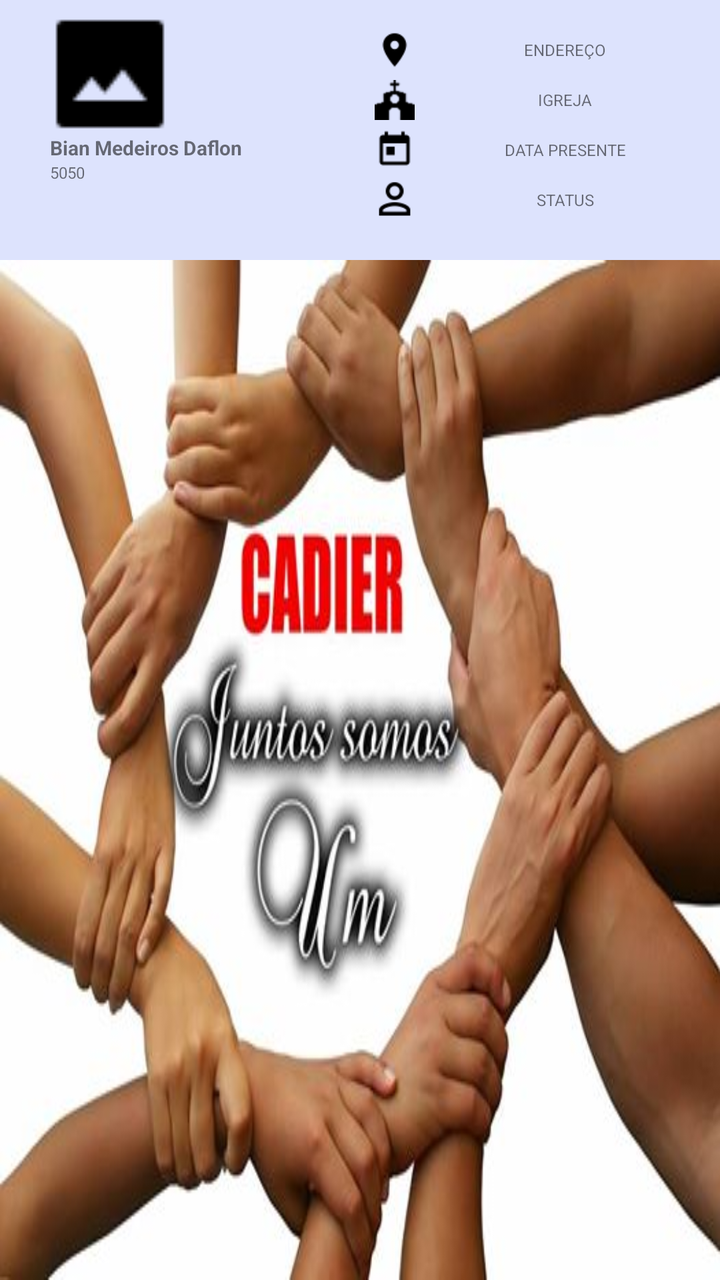
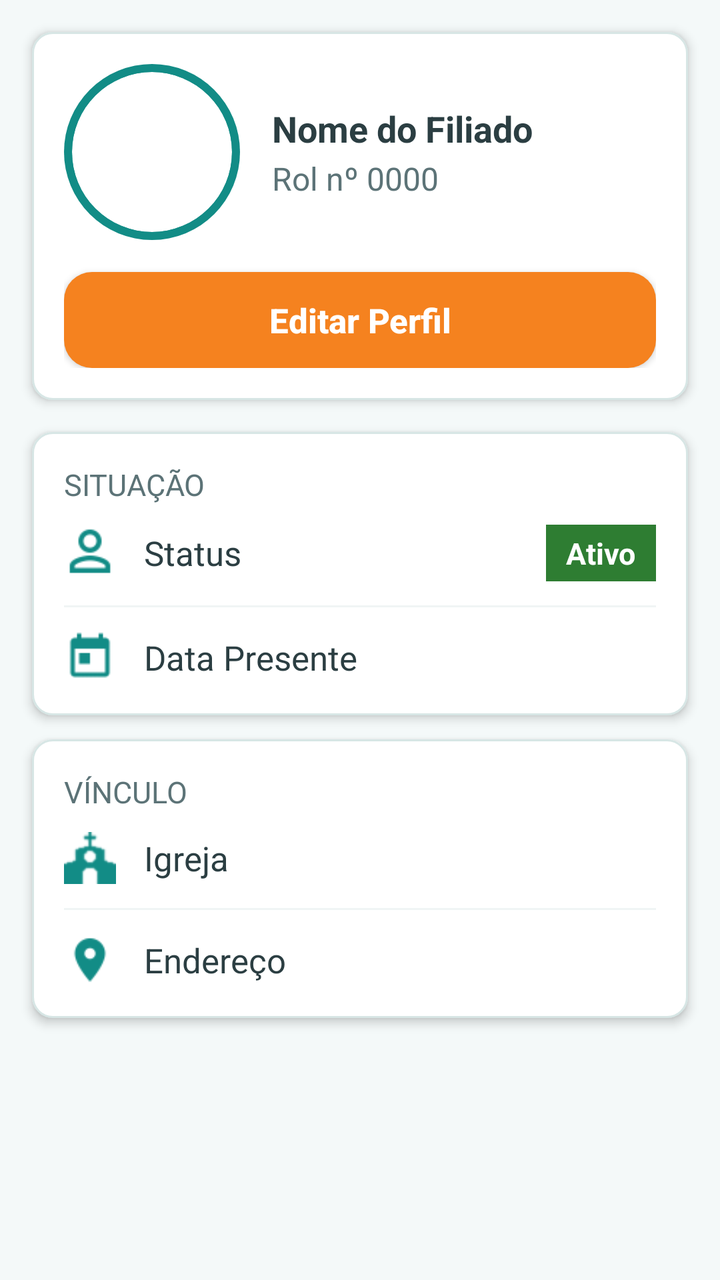

Screens rendered from an Android XML layout before and after an edit, with the pre-edit source and the edit as a unified diff.
<!-- AndroidManifest.xml: application theme AppTheme -->
<!-- res/layout/fragment_perfil.xml -->
<?xml version="1.0" encoding="utf-8"?>
<LinearLayout
    xmlns:android="http://schemas.android.com/apk/res/android"
    android:layout_width="match_parent"
    android:layout_height="match_parent"
    android:orientation="vertical">


    <LinearLayout
        android:layout_width="match_parent"
        android:layout_height="130dp"
        android:weightSum="2"
        android:background="#DDE3FD"
        android:orientation="horizontal">
        <LinearLayout
            android:layout_width="wrap_content"
            android:layout_height="wrap_content"
            android:layout_marginLeft="25dp"
            android:layout_weight="1"
            android:orientation="vertical">

            <ImageView
                android:id="@+id/imageViewPerfil"
                android:layout_width="60dp"
                android:layout_height="60dp"
                android:layout_marginTop="7dp"
                android:background="@drawable/foto"
                android:scaleType="fitXY"/>
            <LinearLayout
                android:layout_width="wrap_content"
                android:layout_height="wrap_content"
                android:weightSum="2"
                android:orientation="vertical">
            <TextView
                android:id="@+id/textViewNomePerfil"
                android:layout_width="130dp"
                android:layout_height="wrap_content"
                android:layout_weight="1"
                android:layout_gravity="left"
                android:text="Bian Medeiros Daflon"
                android:textSize="10sp"
                android:textStyle="bold"/>
            <TextView
                android:id="@+id/textViewRolPerfil"
                android:layout_width="wrap_content"
                android:layout_height="wrap_content"
                android:layout_weight="1"
                android:textAlignment="center"
                android:text="5050"
                android:textSize="8sp"/>
            </LinearLayout>
        </LinearLayout>
        <LinearLayout
            android:layout_width="wrap_content"
            android:layout_height="wrap_content"
            android:gravity="center_vertical"
            android:layout_weight="1"
            android:orientation="vertical">

            <LinearLayout
                android:layout_width="wrap_content"
                android:layout_height="match_parent"
                android:layout_marginTop="15dp"
                android:layout_marginLeft="20dp">

            <ImageView
                android:layout_width="20dp"
                android:layout_height="20dp"
                android:src="@drawable/endereco" />

            <TextView
                android:id="@+id/textViewEnderecoPerfil"
                android:layout_width="130dp"
                android:layout_height="match_parent"
                android:layout_marginLeft="10dp"
                android:text="ENDEREÇO"
                android:textAlignment="center"
                android:gravity="center_vertical"
                android:textSize="8sp"/>

            </LinearLayout>

            <LinearLayout
                android:layout_width="wrap_content"
                android:layout_height="match_parent"
                android:layout_marginTop="5dp"
                android:layout_marginLeft="20dp">

                <ImageView
                    android:layout_width="20dp"
                    android:layout_height="20dp"
                    android:src="@drawable/igrejinhablur" />

                <TextView
                    android:id="@+id/textViewIgreja"
                    android:layout_width="130dp"
                    android:layout_height="match_parent"
                    android:layout_marginLeft="10dp"
                    android:text="IGREJA"
                    android:textAlignment="center"
                    android:gravity="center_vertical"
                    android:textSize="8sp"/>

            </LinearLayout>

            <LinearLayout
                android:layout_width="wrap_content"
                android:layout_height="match_parent"
                android:layout_marginTop="5dp"
                android:layout_marginLeft="20dp">

                <ImageView
                    android:layout_width="20dp"
                    android:layout_height="20dp"
                    android:src="@drawable/datapresente" />

                <TextView
                    android:id="@+id/textViewDataPresente"
                    android:layout_width="130dp"
                    android:layout_height="match_parent"
                    android:layout_marginLeft="10dp"
                    android:text="DATA PRESENTE"
                    android:textAlignment="center"
                    android:gravity="center_vertical"
                    android:textSize="8sp"/>

            </LinearLayout>

            <LinearLayout
                android:layout_width="wrap_content"
                android:layout_height="match_parent"
                android:layout_marginTop="5dp"
                android:layout_marginLeft="20dp">

                <ImageView
                    android:layout_width="20dp"
                    android:layout_height="20dp"
                    android:src="@drawable/status" />

                <TextView
                    android:id="@+id/textViewStatus"
                    android:layout_width="130dp"
                    android:layout_height="match_parent"
                    android:layout_marginLeft="10dp"
                    android:text="STATUS"
                    android:textAlignment="center"
                    android:gravity="center_vertical"
                    android:textSize="8sp"/>

            </LinearLayout>
        </LinearLayout>
    </LinearLayout>
    <LinearLayout
        android:layout_width="match_parent"
        android:layout_height="match_parent"
        android:orientation="vertical">

        <ImageView
            android:id="@+id/imageViewAnuncio"
            android:contentDescription="@string/app_name"
            android:layout_width="match_parent"
            android:layout_height="match_parent"
            android:adjustViewBounds="true"
            android:background="@drawable/cadierjuntos"
            android:scaleType="fitXY" />
    </LinearLayout>

</LinearLayout>
<!-- resources referenced by this layout -->
<resources>
  <!-- drawable cadierjuntos: jpg bitmap (drawable, 38267 bytes) -->
  <!-- drawable foto: png bitmap (drawable, 240 bytes) -->
  <string name="app_name">Cadier</string>
  <style name="AppTheme" parent="Theme.AppCompat.Light.NoActionBar">
          
          <item name="colorPrimary">@color/colorPrimary</item>
          <item name="colorPrimaryDark">@color/colorPrimaryDark</item>
          <item name="colorAccent">@color/colorAccent</item>
  
      </style>
  <color name="colorPrimary">#3F51B5</color>
  <color name="colorPrimaryDark">#303F9F</color>
  <color name="colorAccent">#0043FA</color>
  <!-- unchanged entries left out for length: 4 -->
</resources>

<!-- the commit's change to res/layout/fragment_perfil.xml (unified diff, before → after) -->
@@ -1,168 +1,238 @@
 <?xml version="1.0" encoding="utf-8"?>
-<LinearLayout
+<ScrollView
     xmlns:android="http://schemas.android.com/apk/res/android"
     android:layout_width="match_parent"
     android:layout_height="match_parent"
-    android:orientation="vertical">
-
+    android:background="@color/cadier_bg"
+    android:fillViewport="true">
 
     <LinearLayout
         android:layout_width="match_parent"
-        android:layout_height="130dp"
-        android:weightSum="2"
-        android:background="#DDE3FD"
-        android:orientation="horizontal">
+        android:layout_height="wrap_content"
+        android:orientation="vertical"
+        android:paddingBottom="16dp">
+
+        
         <LinearLayout
-            android:layout_width="wrap_content"
+            android:layout_width="match_parent"
             android:layout_height="wrap_content"
-            android:layout_marginLeft="25dp"
-            android:layout_weight="1"
-            android:orientation="vertical">
-
-            <ImageView
-                android:id="@+id/imageViewPerfil"
-                android:layout_width="60dp"
-                android:layout_height="60dp"
-                android:layout_marginTop="7dp"
-                android:background="@drawable/foto"
-                android:scaleType="fitXY"/>
-            <LinearLayout
+            android:layout_margin="16dp"
+            android:orientation="vertical"
+            android:background="@drawable/bg_cadier_card"
+            android:elevation="3dp"
+            android:padding="16dp">
+
+            <LinearLayout
+                android:layout_width="match_parent"
+                android:layout_height="wrap_content"
+                android:orientation="horizontal"
+                android:gravity="center_vertical">
+
+                <FrameLayout
+                    android:layout_width="88dp"
+                    android:layout_height="88dp">
+
+                    <View
+                        android:layout_width="88dp"
+                        android:layout_height="88dp"
+                        android:background="@drawable/bg_cadier_avatar_ring"/>
+
+                    <ImageView
+                        android:id="@+id/imageViewPerfil"
+                        android:layout_width="80dp"
+                        android:layout_height="80dp"
+                        android:layout_gravity="center"
+                        android:background="@drawable/bg_cadier_avatar_mask"
+                        android:clipToOutline="true"
+                        android:scaleType="centerInside"/>
+                </FrameLayout>
+
+                <LinearLayout
+                    android:layout_width="0dp"
+                    android:layout_height="wrap_content"
+                    android:layout_weight="1"
+                    android:layout_marginStart="16dp"
+                    android:orientation="vertical">
+
+                    <TextView
+                        android:id="@+id/textViewNomePerfil"
+                        style="@style/Cadier.Text.Subtitle"
+                        android:layout_width="match_parent"
+                        android:layout_height="wrap_content"
+                        android:text="Nome do Filiado"/>
+
+                    <TextView
+                        android:id="@+id/textViewRolPerfil"
+                        style="@style/Cadier.Text.Body.Secondary"
+                        android:layout_width="wrap_content"
+                        android:layout_height="wrap_content"
+                        android:layout_marginTop="2dp"
+                        android:text="Rol nº 0000"/>
+                </LinearLayout>
+            </LinearLayout>
+
+            <Button
+                android:id="@+id/buttonEditarPerfilAtalho"
+                style="@style/Cadier.Button.Secondary"
+                android:layout_width="match_parent"
+                android:layout_height="48dp"
+                android:layout_marginTop="16dp"
+                android:text="Editar Perfil"/>
+        </LinearLayout>
+
+        
+        <LinearLayout
+            android:layout_width="match_parent"
+            android:layout_height="wrap_content"
+            android:layout_marginStart="16dp"
+            android:layout_marginEnd="16dp"
+            android:layout_marginBottom="12dp"
+            android:orientation="vertical"
+            android:background="@drawable/bg_cadier_card"
+            android:elevation="3dp"
+            android:padding="16dp">
+
+            <TextView
+                style="@style/Cadier.Text.Caption"
                 android:layout_width="wrap_content"
                 android:layout_height="wrap_content"
-                android:weightSum="2"
-                android:orientation="vertical">
+                android:layout_marginBottom="10dp"
+                android:text="SITUAÇÃO"/>
+
+            <LinearLayout
+                android:layout_width="match_parent"
+                android:layout_height="wrap_content"
+                android:gravity="center_vertical"
+                android:orientation="horizontal">
+
+                <ImageView
+                    android:layout_width="26dp"
+                    android:layout_height="26dp"
+                    android:src="@drawable/status"
+                    android:tint="@color/cadier_teal"/>
+
+                <TextView
+                    style="@style/Cadier.Text.Body"
+                    android:layout_width="0dp"
+                    android:layout_height="wrap_content"
+                    android:layout_weight="1"
+                    android:layout_marginStart="14dp"
+                    android:text="Status"/>
+
+                <TextView
+                    android:id="@+id/textViewStatus"
+                    android:layout_width="wrap_content"
+                    android:layout_height="wrap_content"
+                    android:textColor="@color/cadier_text_on_dark"
+                    android:textStyle="bold"
+                    android:textSize="@dimen/cadier_text_caption"
+                    android:background="@color/status_success"
+                    android:paddingLeft="10dp"
+                    android:paddingRight="10dp"
+                    android:paddingTop="4dp"
+                    android:paddingBottom="4dp"
+                    android:text="Ativo"/>
+            </LinearLayout>
+
+            <View
+                android:layout_width="match_parent"
+                android:layout_height="1dp"
+                android:layout_marginTop="12dp"
+                android:layout_marginBottom="12dp"
+                android:background="@color/cadier_divider_light"/>
+
+            <LinearLayout
+                android:layout_width="match_parent"
+                android:layout_height="wrap_content"
+                android:gravity="center_vertical"
+                android:orientation="horizontal">
+
+                <ImageView
+                    android:layout_width="26dp"
+                    android:layout_height="26dp"
+                    android:src="@drawable/datapresente"
+                    android:tint="@color/cadier_teal"/>
+
+                <TextView
+                    android:id="@+id/textViewDataPresente"
+                    style="@style/Cadier.Text.Body"
+                    android:layout_width="0dp"
+                    android:layout_height="wrap_content"
+                    android:layout_weight="1"
+                    android:layout_marginStart="14dp"
+                    android:text="Data Presente"/>
+            </LinearLayout>
+        </LinearLayout>
+
+        
+        <LinearLayout
+            android:layout_width="match_parent"
+            android:layout_height="wrap_content"
+            android:layout_marginStart="16dp"
+            android:layout_marginEnd="16dp"
+            android:orientation="vertical"
+            android:background="@drawable/bg_cadier_card"
+            android:elevation="3dp"
+            android:padding="16dp">
+
             <TextView
-                android:id="@+id/textViewNomePerfil"
-                android:layout_width="130dp"
-                android:layout_height="wrap_content"
-                android:layout_weight="1"
-                android:layout_gravity="left"
-                android:text="Bian Medeiros Daflon"
-                android:textSize="10sp"
-                android:textStyle="bold"/>
-            <TextView
-                android:id="@+id/textViewRolPerfil"
+                style="@style/Cadier.Text.Caption"
                 android:layout_width="wrap_content"
                 android:layout_height="wrap_content"
-                android:layout_weight="1"
-                android:textAlignment="center"
-                android:text="5050"
-                android:textSize="8sp"/>
+                android:layout_marginBottom="10dp"
+                android:text="VÍNCULO"/>
+
+            <LinearLayout
+                android:layout_width="match_parent"
+                android:layout_height="wrap_content"
+                android:gravity="center_vertical"
+                android:orientation="horizontal">
+
+                <ImageView
+                    android:layout_width="26dp"
+                    android:layout_height="26dp"
+                    android:src="@drawable/igrejinhablur"
+                    android:tint="@color/cadier_teal"/>
+
+                <TextView
+                    android:id="@+id/textViewIgreja"
+                    style="@style/Cadier.Text.Body"
+                    android:layout_width="0dp"
+                    android:layout_height="wrap_content"
+                    android:layout_weight="1"
+                    android:layout_marginStart="14dp"
+                    android:text="Igreja"/>
+            </LinearLayout>
+
+            <View
+                android:layout_width="match_parent"
+                android:layout_height="1dp"
+                android:layout_marginTop="12dp"
+                android:layout_marginBottom="12dp"
+                android:background="@color/cadier_divider_light"/>
+
+            <LinearLayout
+                android:layout_width="match_parent"
+                android:layout_height="wrap_content"
+                android:gravity="center_vertical"
+                android:orientation="horizontal">
+
+                <ImageView
+                    android:layout_width="26dp"
+                    android:layout_height="26dp"
+                    android:src="@drawable/endereco"
+                    android:tint="@color/cadier_teal"/>
+
+                <TextView
+                    android:id="@+id/textViewEnderecoPerfil"
+                    style="@style/Cadier.Text.Body"
+                    android:layout_width="0dp"
+                    android:layout_height="wrap_content"
+                    android:layout_weight="1"
+                    android:layout_marginStart="14dp"
+                    android:text="Endereço"/>
             </LinearLayout>
         </LinearLayout>
-        <LinearLayout
-            android:layout_width="wrap_content"
-            android:layout_height="wrap_content"
-            android:gravity="center_vertical"
-            android:layout_weight="1"
-            android:orientation="vertical">
-
-            <LinearLayout
-                android:layout_width="wrap_content"
-                android:layout_height="match_parent"
-                android:layout_marginTop="15dp"
-                android:layout_marginLeft="20dp">
-
-            <ImageView
-                android:layout_width="20dp"
-                android:layout_height="20dp"
-                android:src="@drawable/endereco" />
-
-            <TextView
-                android:id="@+id/textViewEnderecoPerfil"
-                android:layout_width="130dp"
-                android:layout_height="match_parent"
-                android:layout_marginLeft="10dp"
-                android:text="ENDEREÇO"
-                android:textAlignment="center"
-                android:gravity="center_vertical"
-                android:textSize="8sp"/>
-
-            </LinearLayout>
-
-            <LinearLayout
-                android:layout_width="wrap_content"
-                android:layout_height="match_parent"
-                android:layout_marginTop="5dp"
-                android:layout_marginLeft="20dp">
-
-                <ImageView
-                    android:layout_width="20dp"
-                    android:layout_height="20dp"
-                    android:src="@drawable/igrejinhablur" />
-
-                <TextView
-                    android:id="@+id/textViewIgreja"
-                    android:layout_width="130dp"
-                    android:layout_height="match_parent"
-                    android:layout_marginLeft="10dp"
-                    android:text="IGREJA"
-                    android:textAlignment="center"
-                    android:gravity="center_vertical"
-                    android:textSize="8sp"/>
-
-            </LinearLayout>
-
-            <LinearLayout
-                android:layout_width="wrap_content"
-                android:layout_height="match_parent"
-                android:layout_marginTop="5dp"
-                android:layout_marginLeft="20dp">
-
-                <ImageView
-                    android:layout_width="20dp"
-                    android:layout_height="20dp"
-                    android:src="@drawable/datapresente" />
-
-                <TextView
-                    android:id="@+id/textViewDataPresente"
-                    android:layout_width="130dp"
-                    android:layout_height="match_parent"
-                    android:layout_marginLeft="10dp"
-                    android:text="DATA PRESENTE"
-                    android:textAlignment="center"
-                    android:gravity="center_vertical"
-                    android:textSize="8sp"/>
-
-            </LinearLayout>
-
-            <LinearLayout
-                android:layout_width="wrap_content"
-                android:layout_height="match_parent"
-                android:layout_marginTop="5dp"
-                android:layout_marginLeft="20dp">
-
-                <ImageView
-                    android:layout_width="20dp"
-                    android:layout_height="20dp"
-                    android:src="@drawable/status" />
-
-                <TextView
-                    android:id="@+id/textViewStatus"
-                    android:layout_width="130dp"
-                    android:layout_height="match_parent"
-                    android:layout_marginLeft="10dp"
-                    android:text="STATUS"
-                    android:textAlignment="center"
-                    android:gravity="center_vertical"
-                    android:textSize="8sp"/>
-
-            </LinearLayout>
-        </LinearLayout>
+
     </LinearLayout>
-    <LinearLayout
-        android:layout_width="match_parent"
-        android:layout_height="match_parent"
-        android:orientation="vertical">
-
-        <ImageView
-            android:id="@+id/imageViewAnuncio"
-            android:contentDescription="@string/app_name"
-            android:layout_width="match_parent"
-            android:layout_height="match_parent"
-            android:adjustViewBounds="true"
-            android:background="@drawable/cadierjuntos"
-            android:scaleType="fitXY" />
-    </LinearLayout>
-
-</LinearLayout>
+</ScrollView>
<!-- resource entries referenced after the edit -->
@@ -1,18 +1,93 @@
 <!-- resources referenced by this layout -->
 <resources>
-  <!-- drawable cadierjuntos: jpg bitmap (drawable, 38267 bytes) -->
-  <!-- drawable foto: png bitmap (drawable, 240 bytes) -->
-  <string name="app_name">Cadier</string>
+  <color name="cadier_bg">#F4F9F9</color>
+  <color name="cadier_divider_light">#F0F5F5</color>
+  <color name="cadier_teal">#128C86</color>
+  <color name="cadier_text_on_dark">#FFFFFF</color>
+  <color name="status_success">#2E7D32</color>
+  <dimen name="cadier_text_caption">15sp</dimen>
+  <!-- drawable bg_cadier_avatar_mask (drawable) -->
+  <?xml version="1.0" encoding="utf-8"?>
+  <shape xmlns:android="http://schemas.android.com/apk/res/android" android:shape="oval">
+      <solid android:color="@color/cadier_surface"/>
+  </shape>
+  <!-- drawable bg_cadier_avatar_ring (drawable) -->
+  <?xml version="1.0" encoding="utf-8"?>
+  <shape xmlns:android="http://schemas.android.com/apk/res/android" android:shape="oval">
+      <solid android:color="@color/cadier_teal"/>
+  </shape>
+  <!-- drawable bg_cadier_card (drawable) -->
+  <?xml version="1.0" encoding="utf-8"?>
+  <shape xmlns:android="http://schemas.android.com/apk/res/android" android:shape="rectangle">
+      <solid android:color="@color/cadier_surface"/>
+      <stroke android:width="1dp" android:color="@color/cadier_border"/>
+      <corners android:radius="@dimen/cadier_radius_card"/>
+  </shape>
+  <style name="Cadier.Button.Secondary">
+          <item name="android:background">@drawable/bg_cadier_button_secondary</item>
+      </style>
+  <style name="Cadier.Text.Body" parent="">
+          <item name="android:textSize">@dimen/cadier_text_body</item>
+          <item name="android:textColor">@color/cadier_text_primary</item>
+      </style>
+  <style name="Cadier.Text.Body.Secondary" parent="Cadier.Text.Body">
+          <item name="android:textSize">@dimen/cadier_text_body_secondary</item>
+          <item name="android:textColor">@color/cadier_text_secondary</item>
+      </style>
+  <style name="Cadier.Text.Caption" parent="">
+          <item name="android:textSize">@dimen/cadier_text_caption</item>
+          <item name="android:textColor">@color/cadier_text_secondary</item>
+      </style>
+  <style name="Cadier.Text.Subtitle" parent="">
+          <item name="android:textSize">@dimen/cadier_text_subtitle</item>
+          <item name="android:textStyle">bold</item>
+          <item name="android:textColor">@color/cadier_text_primary</item>
+      </style>
   <style name="AppTheme" parent="Theme.AppCompat.Light.NoActionBar">
           
           <item name="colorPrimary">@color/colorPrimary</item>
           <item name="colorPrimaryDark">@color/colorPrimaryDark</item>
           <item name="colorAccent">@color/colorAccent</item>
-  
+          <item name="android:windowBackground">@color/cadier_bg</item>
+          <item name="android:textColorPrimary">@color/cadier_text_primary</item>
       </style>
-  <color name="colorPrimary">#3F51B5</color>
-  <color name="colorPrimaryDark">#303F9F</color>
-  <color name="colorAccent">#0043FA</color>
+  <color name="cadier_surface">#FFFFFF</color>
+  <color name="cadier_border">#D7E6E5</color>
+  <dimen name="cadier_radius_card">10dp</dimen>
+  <!-- drawable bg_cadier_button_secondary (drawable) -->
+  <?xml version="1.0" encoding="utf-8"?>
+  <selector xmlns:android="http://schemas.android.com/apk/res/android">
+      <item android:state_enabled="false">
+          <shape android:shape="rectangle">
+              <solid android:color="@color/cadier_text_secondary"/>
+              <corners android:radius="@dimen/cadier_radius_button"/>
+          </shape>
+      </item>
+      <item android:state_pressed="true">
+          <shape android:shape="rectangle">
+              <solid android:color="@color/cadier_orange_hover"/>
+              <corners android:radius="@dimen/cadier_radius_button"/>
+          </shape>
+      </item>
+      <item>
+          <shape android:shape="rectangle">
+              <solid android:color="@color/cadier_orange"/>
+              <corners android:radius="@dimen/cadier_radius_button"/>
+          </shape>
+      </item>
+  </selector>
+  <dimen name="cadier_text_body">17sp</dimen>
+  <color name="cadier_text_primary">#2B3E42</color>
+  <dimen name="cadier_text_body_secondary">16sp</dimen>
+  <color name="cadier_text_secondary">#5C7377</color>
+  <dimen name="cadier_text_subtitle">18sp</dimen>
+  <color name="colorPrimary">@color/cadier_teal</color>
+  <color name="colorPrimaryDark">@color/cadier_teal_dark</color>
+  <color name="colorAccent">@color/cadier_orange</color>
+  <dimen name="cadier_radius_button">14dp</dimen>
+  <color name="cadier_orange_hover">#D96F14</color>
+  <color name="cadier_orange">#F5821F</color>
+  <color name="cadier_teal_dark">#0C6C67</color>
   <!-- unchanged entries left out for length: 4 -->
 </resources>
 
